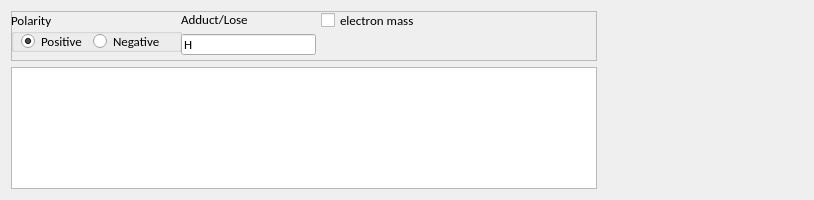
qtplatz/qtplatz, file src/adplugins/qtwidgets/isotopeform.ui: the form before one commit.
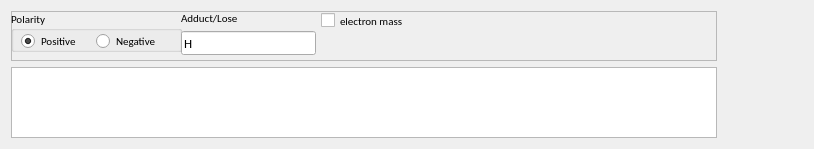
The form after the commit. Custom widgets are drawn as their Qt base class.

The edit to the form file:
```diff
--- a/src/adplugins/qtwidgets/isotopeform.ui
+++ b/src/adplugins/qtwidgets/isotopeform.ui
@@ -7,15 +7,20 @@
     <x>0</x>
     <y>0</y>
     <width>814</width>
-    <height>200</height>
+    <height>149</height>
    </rect>
   </property>
   <property name="sizePolicy">
-   <sizepolicy hsizetype="Preferred" vsizetype="Preferred">
+   <sizepolicy hsizetype="Preferred" vsizetype="Minimum">
     <horstretch>0</horstretch>
     <verstretch>0</verstretch>
    </sizepolicy>
   </property>
+  <property name="font">
+   <font>
+    <family>Calibri</family>
+   </font>
+  </property>
   <property name="windowTitle">
    <string>Form</string>
   </property>
@@ -51,6 +56,11 @@
           <height>41</height>
          </rect>
         </property>
+        <property name="font">
+         <font>
+          <pointsize>8</pointsize>
+         </font>
+        </property>
         <property name="title">
          <string>Polarity</string>
         </property>
@@ -66,6 +76,11 @@
          <layout class="QHBoxLayout" name="horizontalLayout_3">
           <item>
            <widget class="QRadioButton" name="radioPositive">
+            <property name="font">
+             <font>
+              <pointsize>8</pointsize>
+             </font>
+            </property>
             <property name="text">
              <string>Positive</string>
             </property>
@@ -76,6 +91,11 @@
           </item>
           <item>
            <widget class="QRadioButton" name="radioNegative">
+            <property name="font">
+             <font>
+              <pointsize>8</pointsize>
+             </font>
+            </property>
             <property name="text">
              <string>Negative</string>
             </property>
@@ -93,6 +113,11 @@
           <height>19</height>
          </rect>
         </property>
+        <property name="font">
+         <font>
+          <pointsize>8</pointsize>
+         </font>
+        </property>
         <property name="text">
          <string>electron mass</string>
         </property>
@@ -109,6 +134,11 @@
         <layout class="QVBoxLayout" name="verticalLayout_2">
          <item>
           <widget class="QLabel" name="label">
+           <property name="font">
+            <font>
+             <pointsize>8</pointsize>
+            </font>
+           </property>
            <property name="text">
             <string>Adduct/Lose</string>
            </property>
@@ -138,10 +168,15 @@
     <widget class="qtwidgets::MolWidget" name="molwidget" native="true">
      <property name="minimumSize">
       <size>
-       <width>200</width>
-       <height>120</height>
+       <width>80</width>
+       <height>80</height>
       </size>
      </property>
+     <property name="font">
+      <font>
+       <family>Calibri</family>
+      </font>
+     </property>
     </widget>
    </item>
   </layout>
```
